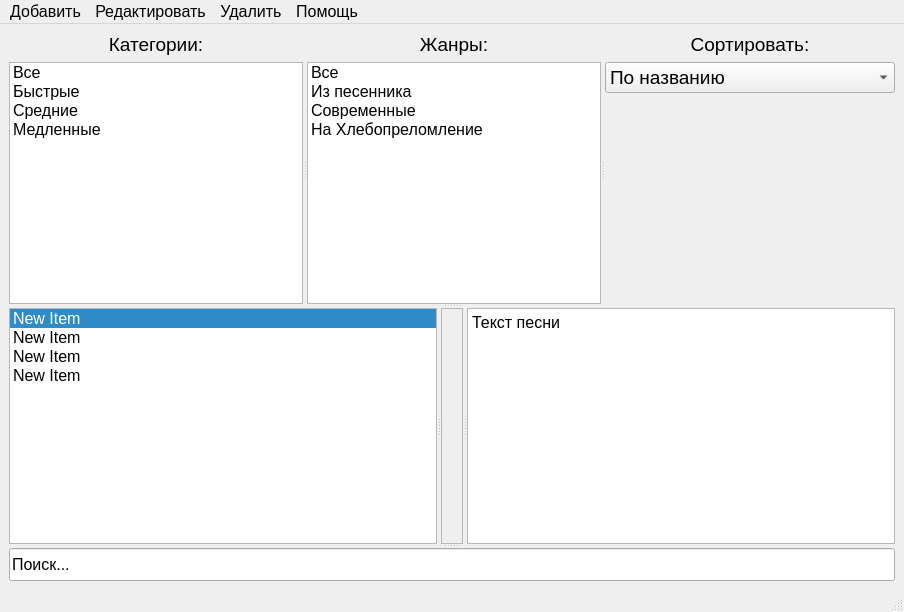
The window that gui/main_ui.ui (alkostuchkov/Songbook) describes before a commit, drawn with Qt 5.
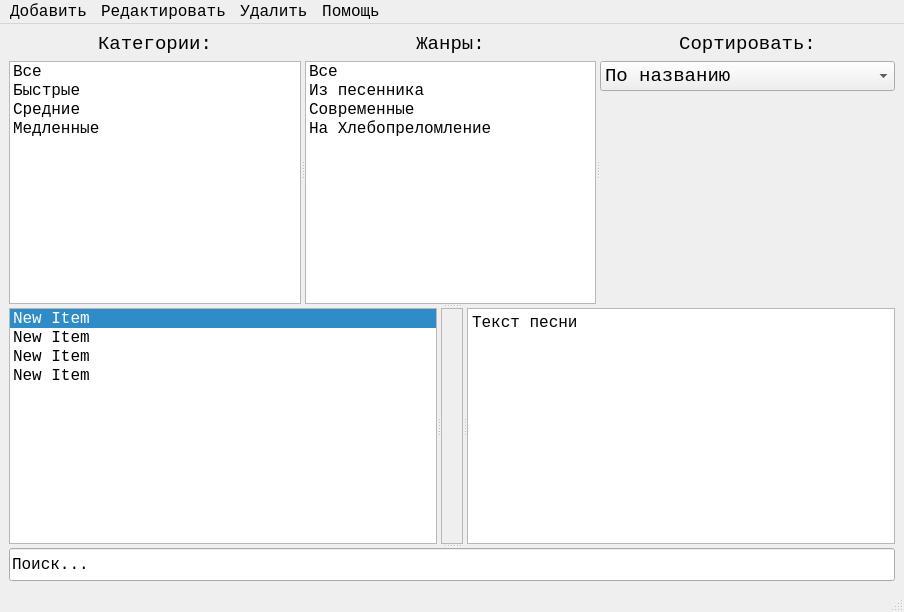
The same window after the commit. Icons and pictures are not drawn.

What changed in the file:
```diff
--- a/gui/main_ui.ui
+++ b/gui/main_ui.ui
@@ -30,6 +30,7 @@
           <widget class="QLabel" name="lbl_categories">
            <property name="font">
             <font>
+             <family>Lucida Console</family>
              <pointsize>14</pointsize>
             </font>
            </property>
@@ -45,6 +46,7 @@
           <widget class="QListWidget" name="lw_categories">
            <property name="font">
             <font>
+             <family>Lucida Console</family>
              <pointsize>12</pointsize>
             </font>
            </property>
@@ -84,6 +86,7 @@
           <widget class="QLabel" name="lbl_genrs">
            <property name="font">
             <font>
+             <family>Lucida Console</family>
              <pointsize>14</pointsize>
             </font>
            </property>
@@ -99,6 +102,7 @@
           <widget class="QListWidget" name="lw_genres">
            <property name="font">
             <font>
+             <family>Lucida Console</family>
              <pointsize>12</pointsize>
             </font>
            </property>
@@ -138,6 +142,7 @@
           <widget class="QLabel" name="lbl_sort">
            <property name="font">
             <font>
+             <family>Lucida Console</family>
              <pointsize>14</pointsize>
             </font>
            </property>
@@ -153,6 +158,7 @@
           <widget class="QComboBox" name="cb_sort">
            <property name="font">
             <font>
+             <family>Lucida Console</family>
              <pointsize>14</pointsize>
             </font>
            </property>
@@ -196,6 +202,7 @@
        <widget class="QListWidget" name="lw_songs">
         <property name="font">
          <font>
+          <family>Lucida Console</family>
           <pointsize>12</pointsize>
          </font>
         </property>
@@ -254,6 +261,7 @@
        <widget class="QTextEdit" name="te_song_text">
         <property name="font">
          <font>
+          <family>Lucida Console</family>
           <pointsize>12</pointsize>
          </font>
         </property>
@@ -267,14 +275,15 @@
 hr { height: 1px; border-width: 0; }
 li.unchecked::marker { content: &quot;\2610&quot;; }
 li.checked::marker { content: &quot;\2612&quot;; }
-&lt;/style&gt;&lt;/head&gt;&lt;body style=&quot; font-family:'Sans Serif'; font-size:12pt; font-weight:400; font-style:normal;&quot;&gt;
-&lt;p style=&quot; margin-top:0px; margin-bottom:0px; margin-left:0px; margin-right:0px; -qt-block-indent:0; text-indent:0px;&quot;&gt;Текст песни &lt;/p&gt;&lt;/body&gt;&lt;/html&gt;</string>
+&lt;/style&gt;&lt;/head&gt;&lt;body style=&quot; font-family:'Lucida Console'; font-size:12pt; font-weight:400; font-style:normal;&quot;&gt;
+&lt;p style=&quot; margin-top:0px; margin-bottom:0px; margin-left:0px; margin-right:0px; -qt-block-indent:0; text-indent:0px;&quot;&gt;&lt;span style=&quot; font-family:'Sans Serif';&quot;&gt;Текст песни &lt;/span&gt;&lt;/p&gt;&lt;/body&gt;&lt;/html&gt;</string>
         </property>
        </widget>
       </widget>
       <widget class="QLineEdit" name="le_search">
        <property name="font">
         <font>
+         <family>Lucida Console</family>
          <pointsize>12</pointsize>
         </font>
        </property>
@@ -292,11 +301,12 @@
      <x>0</x>
      <y>0</y>
      <width>904</width>
-     <height>23</height>
+     <height>22</height>
     </rect>
    </property>
    <property name="font">
     <font>
+     <family>Lucida Console</family>
      <pointsize>12</pointsize>
     </font>
    </property>
```
Left out of the diff: 16 changed lines with no effect on the pictures.
